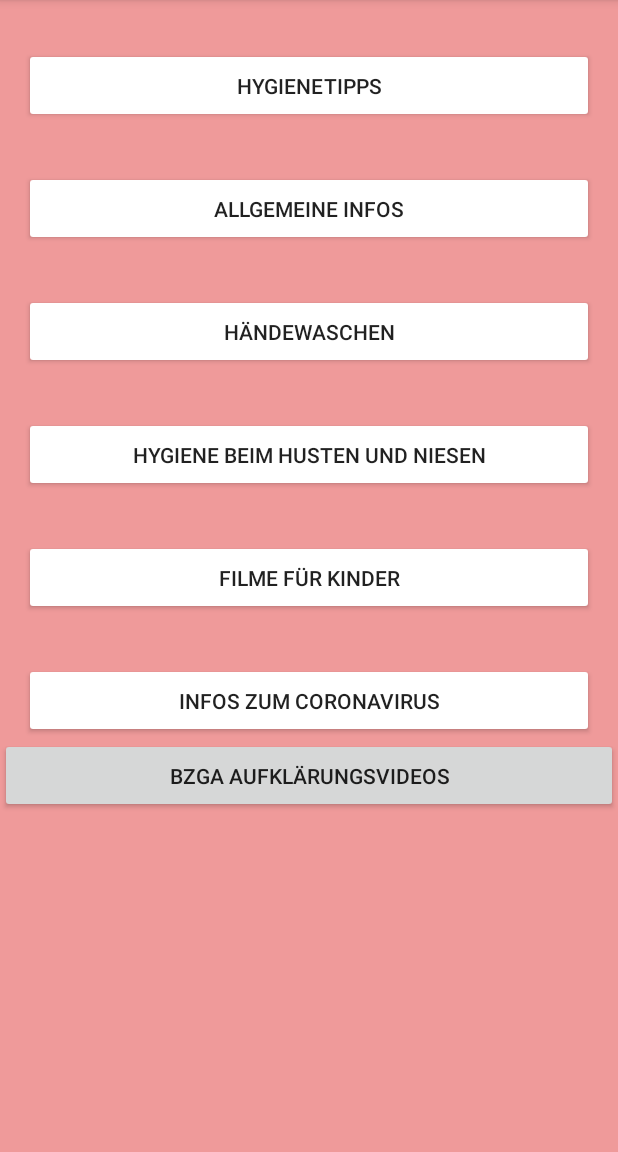
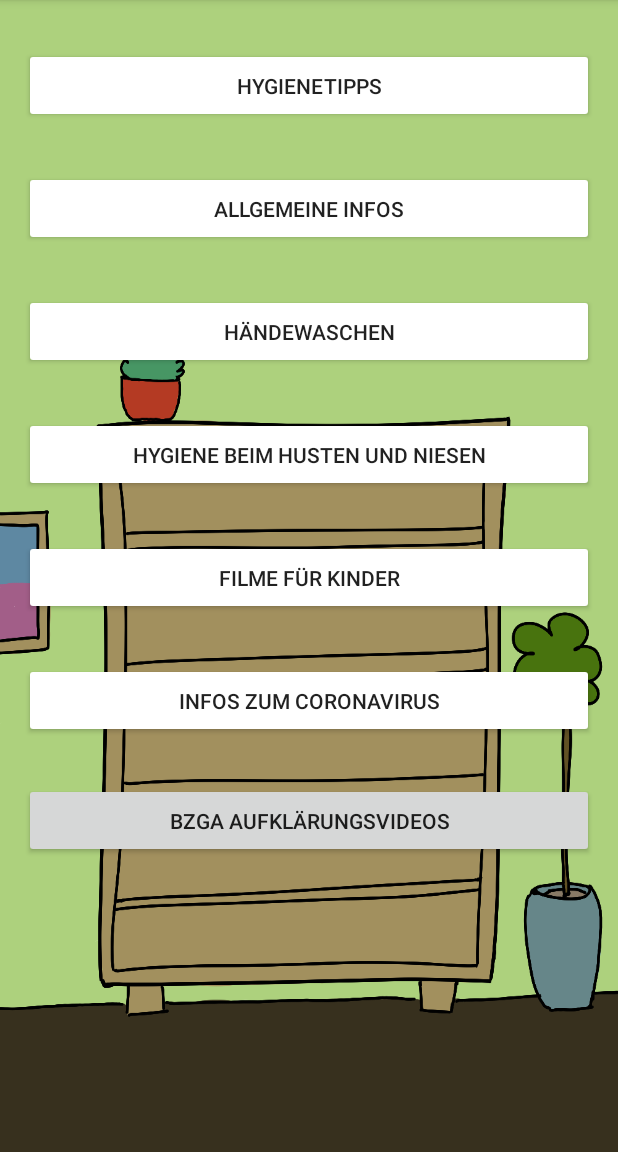
Before and after one commit to Fasust/quest_for_ultimate_hygiene, an Android app: the fragment Library shown on its own in the app's theme, on a phone screen of 412 x 824 dp, the part 84-1236 px from its top. Run offline under Robolectric (Android 15) with nearby library versions, the phone set to English and light mode, and no system bars.

Commit message:
Resolve Merge conflicts

```diff
--- a/app/src/main/res/layout/fragment_library.xml
+++ b/app/src/main/res/layout/fragment_library.xml
@@ -3,7 +3,7 @@
     xmlns:tools="http://schemas.android.com/tools"
     android:layout_width="match_parent"
     android:layout_height="match_parent"
-    android:background="#EF9A9A"
+    android:background="@mipmap/regal"
     android:orientation="vertical"
     tools:context=".Library">
 
@@ -71,11 +71,14 @@
         android:id="@+id/btnLib7"
         android:layout_width="match_parent"
         android:layout_height="50dp"
+        android:layout_marginLeft="16dp"
+        android:layout_marginTop="30dp"
+        android:layout_marginRight="16dp"
         android:text="BZgA Aufklärungsvideos" />
-        android:layout_marginLeft="16dp"
-        android:layout_marginTop="32dp"
-        android:layout_marginRight="16dp"
-        android:backgroundTint="#FFFFFF"
-        android:text="BZgA AUfklärungsvideos" />
+    android:layout_marginLeft="16dp"
+    android:layout_marginTop="32dp"
+    android:layout_marginRight="16dp"
+    android:backgroundTint="#FFFFFF"
+    android:text="BZgA AUfklärungsvideos" />
 
 </LinearLayout>
```
